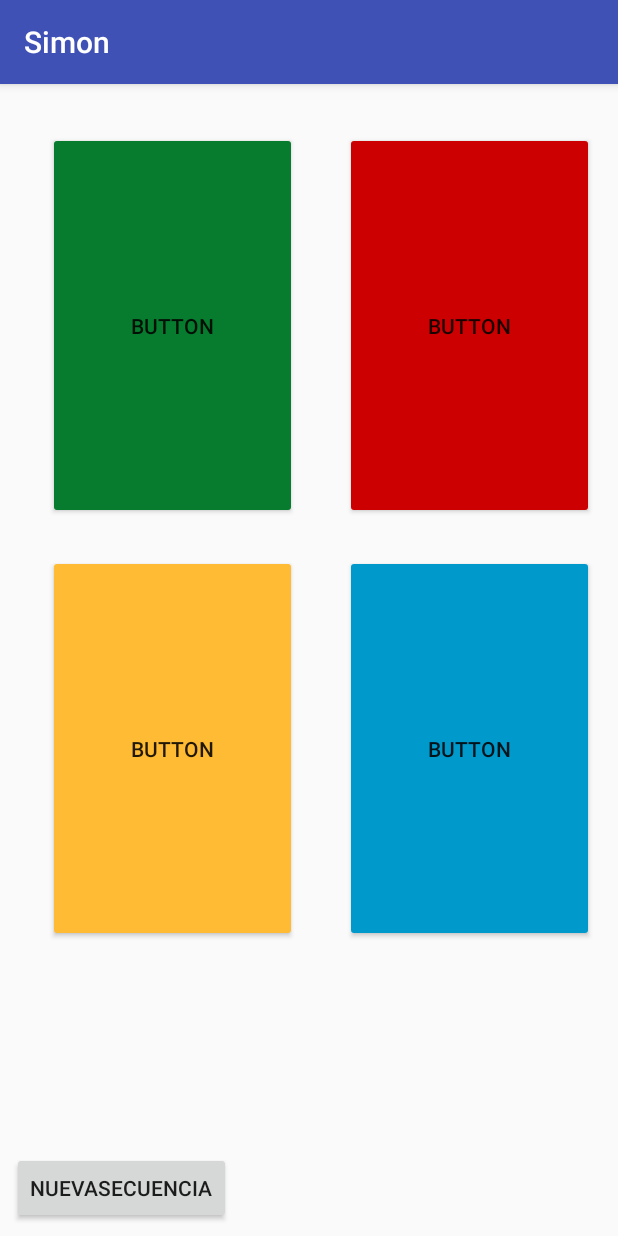
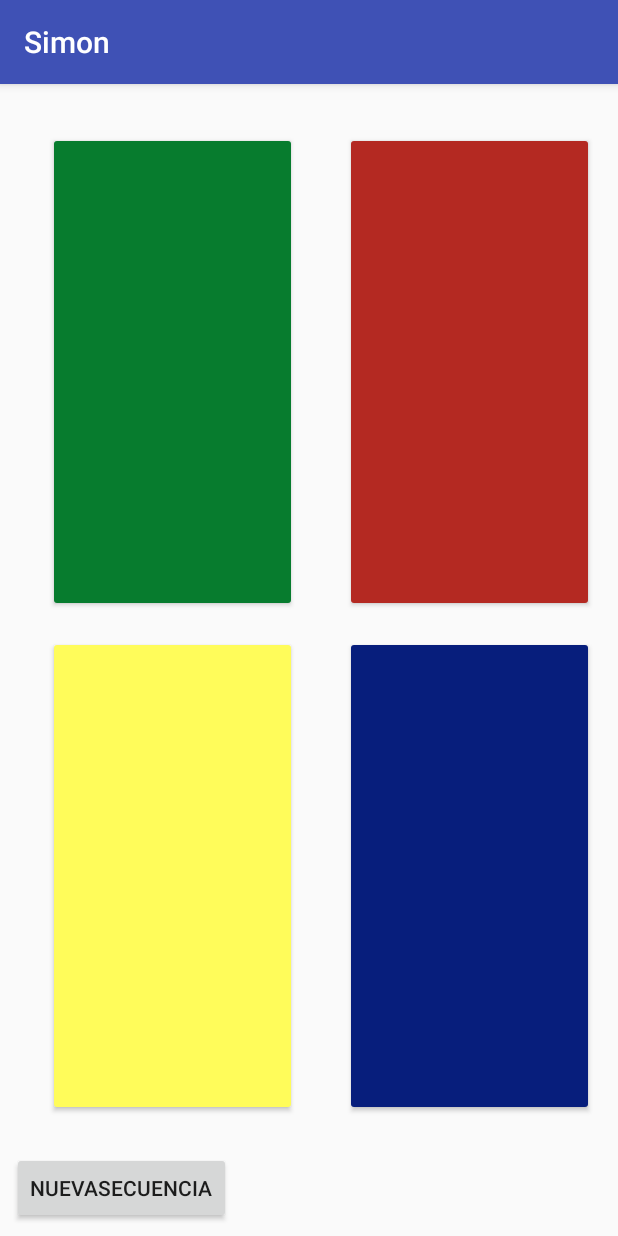
Before and after one commit to RafaelChavarria/Simon, an Android app: the screen it shows after launch (MainActivity), after a tap on "NUEVASECUENCIA", on a phone screen of 412 x 824 dp. Run offline under Robolectric (Android 15) with nearby library versions, the phone set to English and light mode, and no system bars.

Commit message:
Avance Sábado 02 - 7:29hrs Reproducción de secuencia lista.

```diff
--- a/app/src/main/java/com/example/rchavarria/simon/MainActivity.java
+++ b/app/src/main/java/com/example/rchavarria/simon/MainActivity.java
@@ -10,6 +10,7 @@ import android.os.Handler;
 import android.support.v4.content.ContextCompat;
 import android.support.v7.app.AppCompatActivity;
 import android.os.Bundle;
+import android.util.Log;
 import android.view.MotionEvent;
 import android.view.View;
 import android.widget.Button;
@@ -35,10 +36,10 @@ public class MainActivity extends AppCompatActivity {
         super.onCreate(savedInstanceState);
         setContentView(R.layout.activity_main);
 
-        final MediaPlayer mpg = MediaPlayer.create(this, R.raw.g_note);
-        final MediaPlayer mpr = MediaPlayer.create(this, R.raw.a_note);
-        final MediaPlayer mpy = MediaPlayer.create(this, R.raw.gs_note);
-        final MediaPlayer mpb = MediaPlayer.create(this, R.raw.e_note);
+        final MediaPlayer mpg = MediaPlayer.create(this, R.raw.snd_g);
+        final MediaPlayer mpr = MediaPlayer.create(this, R.raw.snd_r);
+        final MediaPlayer mpy = MediaPlayer.create(this, R.raw.snd_y);
+        final MediaPlayer mpb = MediaPlayer.create(this, R.raw.snd_b);
 
         btn_sig = findViewById(R.id.btn_sig);
         btn_g = findViewById(R.id.btn_g);
@@ -52,83 +53,57 @@ public class MainActivity extends AppCompatActivity {
         btn_g.setOnClickListener(new View.OnClickListener() {
             @Override
             public void onClick(View view) {
-                //btn_g.setBackgroundResource(R.drawable.gpressed);
+
                 btn_g.setBackgroundTintList(getApplicationContext().getResources().getColorStateList(R.color.verdePressed));
-
-                mpb.setOnCompletionListener(new MediaPlayer.OnCompletionListener() {
+                mpg.start();
+                 mpg.setOnCompletionListener(new MediaPlayer.OnCompletionListener() {
                     @Override
                     public void onCompletion(MediaPlayer mediaPlayer) {
                         btn_g.setBackgroundTintList(getApplicationContext().getResources().getColorStateList(R.color.verdeNormal));
                     }
                 });
-
-                mpg.start();
-
-
-                /*try {
-
-                    Thread.sleep(800);
-
-                } catch (InterruptedException e) {
-                    Thread.interrupted();
-                }*/
-
-                //btn_g.setBackgroundResource(R.drawable.gpressed);
-                /*try {
-
-                    Thread.sleep(1000);
-                    btn_g.setBackgroundResource(R.drawable.gnormal);
-                } catch (InterruptedException e) {
-                    Thread.interrupted();
-                }*/
-
-
-                //btn_g.getBackground().setColorFilter(0xFFFF0000, PorterDuff.Mode.MULTIPLY);
-                //btn_g.setBackgroundColor((Color.BLUE));
-
-
             }
         });
 
         btn_r.setOnClickListener(new View.OnClickListener() {
             @Override
             public void onClick(View view) {
+                btn_r.setBackgroundTintList(getApplicationContext().getResources().getColorStateList(R.color.rojoPressed));
                 mpr.start();
-                try {
-
-                    Thread.sleep(800);
-
-                } catch (InterruptedException e) {
-                    Thread.interrupted();
+                mpr.setOnCompletionListener(new MediaPlayer.OnCompletionListener() {
+                    @Override
+                    public void onCompletion(MediaPlayer mediaPlayer) {
+                        btn_r.setBackgroundTintList(getApplicationContext().getResources().getColorStateList(R.color.rojoNormal));
                     }
+                });
             }
         });
 
         btn_y.setOnClickListener(new View.OnClickListener() {
             @Override
             public void onClick(View view) {
+                btn_y.setBackgroundTintList(getApplicationContext().getResources().getColorStateList(R.color.yellowPressed));
                 mpy.start();
-                try {
-
-                    Thread.sleep(800);
-
-                } catch (InterruptedException e) {
-                    Thread.interrupted();
+                mpy.setOnCompletionListener(new MediaPlayer.OnCompletionListener() {
+                    @Override
+                    public void onCompletion(MediaPlayer mediaPlayer) {
+                        btn_y.setBackgroundTintList(getApplicationContext().getResources().getColorStateList(R.color.yellowNormal));
                     }
+                });
             }
         });
 
         btn_b.setOnClickListener(new View.OnClickListener() {
             @Override
             public void onClick(View view) {
+                btn_b.setBackgroundTintList(getApplicationContext().getResources().getColorStateList(R.color.bluePressed));
                 mpb.start();
-                try {
-
-                    Thread.sleep(800);
-
-                } catch (InterruptedException e) {
-                    Thread.interrupted();
+                mpb.setOnCompletionListener(new MediaPlayer.OnCompletionListener() {
+                    @Override
+                    public void onCompletion(MediaPlayer mediaPlayer) {
+                        btn_b.setBackgroundTintList(getApplicationContext().getResources().getColorStateList(R.color.blueNormal));
                     }
+                });
             }
         });
 
@@ -139,81 +114,43 @@ public class MainActivity extends AppCompatActivity {
         btn_sig.setOnClickListener(new View.OnClickListener() {
             public void onClick(View v) {
                 // Code here executes on main thread after user presses button
+                boolean x = false;
+                Log.d("Bool", x+"");
+                btn_g.setClickable(false);
+                btn_r.setClickable(false);
+                btn_y.setClickable(false);
+                btn_b.setClickable(false);
+              //  Log.d("clic1", btn_g.isClickable()+"");
                 secuencia = game.jugar();
-                play(secuencia);
+
+                x = play(secuencia);
+                Log.d("Bool2", x+"");
+
+                  /* if (game.turno==true){
+                       btn_g.setEnabled(true);
+                       btn_r.setEnabled(true);
+                       btn_y.setEnabled(true);
+                       btn_b.setEnabled(true);
+                }*/
 
             }
         });
-
     }//FIN ON CREATE
 
-    LongOperation lo = new LongOperation();
-    final Handler handler = new Handler();
-    public void play(ArrayList<String> secuencia){
-
-        //MyTaskParams mtp = new MyTaskParams(secuencia, 0);
-        //lo.doInBackground(mtp);
-        for (int i=0; i<secuencia.size();i++){
-            switch (secuencia.get(i)){
-                case "G":
-                    btn_g.performClick();
-
-                    break;
-                case "R":
-                    btn_r.performClick();
-                    break;
-                case "Y":
-                    btn_y.performClick();
-                    break;
-                case "B":
-                    btn_b.performClick();
-                    break;
-            }
-           /* handler.postDelayed(new Runnable() {
-                @Override
-                public void run() {
-                    btn_g.setBackgroundTintList(getApplicationContext().getResources().getColorStateList(R.color.verdeNormal));
-
-                }
-            }, 800);*/
 
 
-            try {
 
-                Thread.sleep(800);
-
-            } catch (InterruptedException e) {
-                Thread.interrupted();
-            }
-
-        }
-
-
-    }
-
-
-    private static class MyTaskParams {
-        ArrayList<String> secuencia;
-        int position;
-
-        MyTaskParams(ArrayList<String> secuencia, int position) {
-            this.secuencia = secuencia;
-            this.position = position;
-        }
-    }
-
-
-    private class LongOperation extends AsyncTask<MyTaskParams, Void, String> {
-
-        @Override
-        protected String doInBackground(MyTaskParams... params) {
-            ArrayList<String> secuencia = params[0].secuencia;
-            int position = params[0].position;
+    public Boolean play(ArrayList<String> secuencia){
 
         for (int i=0; i<secuencia.size();i++){
-                switch (secuencia.get(i)){
+
+            Handler handler = new Handler();
+            final ArrayList<String> s = secuencia;
+            final int j = i;
+            handler.postDelayed(new Runnable() {
+                public void run() {
+                    switch (s.get(j)){
                         case "G":
-                        btn_g.setBackgroundTintList(getApplicationContext().getResources().getColorStateList(R.color.verdePressed));
                             btn_g.performClick();
                             break;
                         case "R":
@@ -225,45 +162,21 @@ public class MainActivity extends AppCompatActivity {
                         case "B":
                             btn_b.performClick();
                             break;
+                    }//FIN SWITCH
                 }
+            }, 800*(i));
 
-                try {
+        }//FIN CICLO FOR
 
-                    Thread.sleep(800);
-
-                } catch (InterruptedException e) {
-                    Thread.interrupted();
-                }
-
-            }
+        btn_g.setClickable(true);
+        btn_r.setClickable(true);
+        btn_y.setClickable(true);
+        btn_b.setClickable(true);
+       // Log.d("clic2", btn_g.isClickable()+"");
+    return true;
+    }//FIN PLAY()
 
 
-            onPostExecute("E");
-            return "Executed";
-        }
-
-        @Override
-        protected void onPostExecute(String result) {
-            //TextView txt = (TextView) findViewById(R.id.output);
-            //txt.setText("Executed"); // txt.setText(result);
-            // might want to change "executed" for the returned string passed
-            // into onPostExecute() but that is upto you
-
-            /*try {
-
-                Thread.sleep(2000);
-                //btn_g.setBackgroundResource(R.drawable.gnormal);
-            } catch (InterruptedException e) {
-                Thread.interrupted();
-            }*/
-        }
-
-        @Override
-        protected void onPreExecute() {}
-
-        @Override
-        protected void onProgressUpdate(Void... values) {}
-    }
 
 
 
--- a/app/src/main/java/com/example/rchavarria/simon/Tablero.java
+++ b/app/src/main/java/com/example/rchavarria/simon/Tablero.java
@@ -16,7 +16,7 @@ public class Tablero {
 
     private ArrayList<String> pads = new ArrayList<String>();
     private ArrayList<String> sequence = new ArrayList<String>();
-    public boolean turno;
+    public boolean turno = false;
     private Random random;
     private Integer count = 0;
 
@@ -43,9 +43,16 @@ public class Tablero {
         return sequence;
     }
 
-    public void compara(String Input){
+    public void turnoJugador(){
+        this.turno = true;
+    }
 
+    public Boolean inputJugador(String posicion, String input){
+
+        return true;
     }
+
+
 
     public void print(){
         String temp ="";
--- a/app/src/main/res/layout/activity_main.xml
+++ b/app/src/main/res/layout/activity_main.xml
@@ -20,14 +20,12 @@
         android:id="@+id/btn_g"
         android:layout_width="0dp"
         android:layout_height="0dp"
-        android:layout_marginBottom="8dp"
         android:layout_marginEnd="16dp"
         android:layout_marginStart="32dp"
         android:layout_marginTop="32dp"
         android:backgroundTint="@color/verdeNormal"
         android:drawable="@color/verdePressed"
         android:state_pressed="true"
-        android:text="Button"
         app:layout_constraintBottom_toTopOf="@+id/btn_y"
         app:layout_constraintEnd_toStartOf="@+id/btn_r"
         app:layout_constraintStart_toStartOf="parent"
@@ -37,12 +35,10 @@
         android:id="@+id/btn_r"
         android:layout_width="0dp"
         android:layout_height="0dp"
-        android:layout_marginBottom="8dp"
         android:layout_marginEnd="16dp"
         android:layout_marginStart="16dp"
         android:layout_marginTop="32dp"
-        android:backgroundTint="@android:color/holo_red_dark"
-        android:text="Button"
+        android:backgroundTint="@color/rojoNormal"
         app:layout_constraintBottom_toTopOf="@+id/btn_b"
         app:layout_constraintEnd_toEndOf="parent"
         app:layout_constraintStart_toEndOf="@+id/btn_g"
@@ -52,13 +48,12 @@
         android:id="@+id/btn_y"
         android:layout_width="0dp"
         android:layout_height="0dp"
-        android:layout_marginBottom="196dp"
+        android:layout_marginBottom="24dp"
         android:layout_marginEnd="16dp"
         android:layout_marginStart="32dp"
         android:layout_marginTop="16dp"
-        android:backgroundTint="@android:color/holo_orange_light"
-        android:text="Button"
-        app:layout_constraintBottom_toBottomOf="parent"
+        android:backgroundTint="@color/yellowNormal"
+        app:layout_constraintBottom_toTopOf="@+id/btn_sig"
         app:layout_constraintEnd_toStartOf="@+id/btn_b"
         app:layout_constraintStart_toStartOf="parent"
         app:layout_constraintTop_toBottomOf="@+id/btn_g" />
@@ -67,13 +62,12 @@
         android:id="@+id/btn_b"
         android:layout_width="0dp"
         android:layout_height="0dp"
-        android:layout_marginBottom="196dp"
+        android:layout_marginBottom="24dp"
         android:layout_marginEnd="16dp"
         android:layout_marginStart="16dp"
         android:layout_marginTop="16dp"
-        android:backgroundTint="@android:color/holo_blue_dark"
-        android:text="Button"
-        app:layout_constraintBottom_toBottomOf="parent"
+        android:backgroundTint="@color/blueNormal"
+        app:layout_constraintBottom_toTopOf="@+id/btn_sig"
         app:layout_constraintEnd_toEndOf="parent"
         app:layout_constraintStart_toEndOf="@+id/btn_y"
         app:layout_constraintTop_toBottomOf="@+id/btn_r" />
--- a/app/src/main/res/values/colors.xml
+++ b/app/src/main/res/values/colors.xml
@@ -5,5 +5,12 @@
     <color name="colorAccent">#FF4081</color>
     <color name="verdeNormal">#077c2e</color>
     <color name="verdePressed">#11cc4f</color>
+    <color name="rojoNormal">#b42922</color>
+    <color name="rojoPressed">#ff6060</color>
+    <color name="yellowNormal">#bfba22</color>
+    <color name="yellowPressed">#fffc5a</color>
+    <color name="blueNormal">#071e7c</color>
+    <color name="bluePressed">#3baafa</color>
+
 
 </resources>
```
Also changed, not shown: 4 other files. Lines whose indentation alone changed are shown as unchanged.
